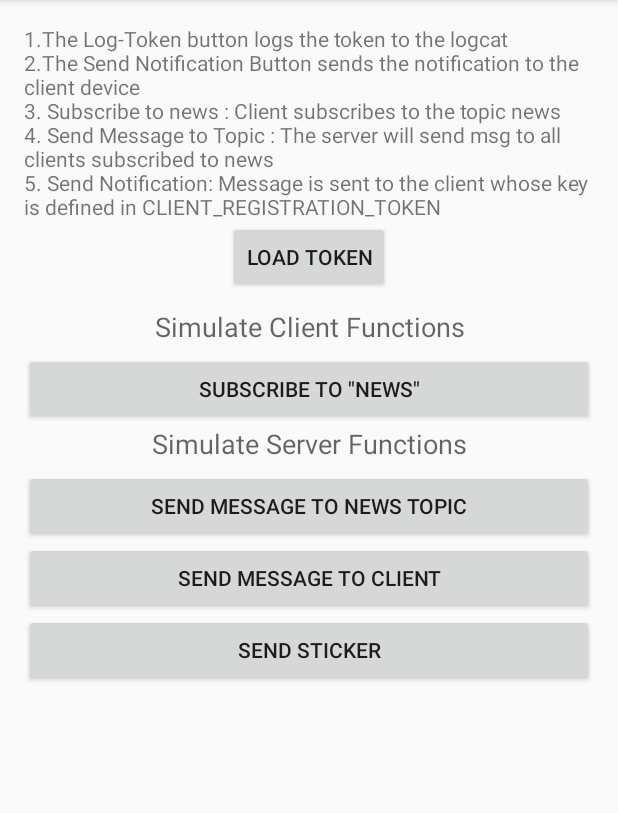
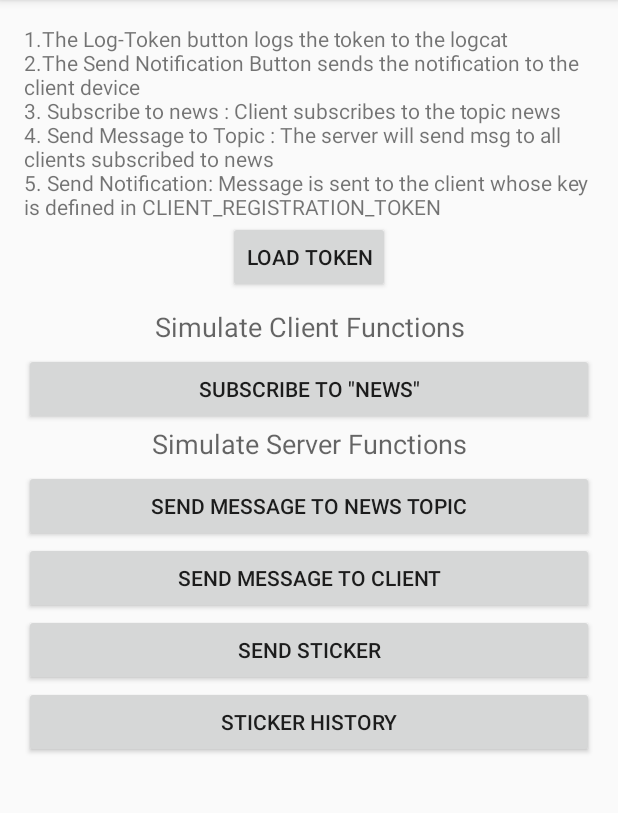
Before and after one commit to morshedmm/NUMAD21SuGroupAttentionStick, an Android app: the FCMActivity screen opened directly, with no data from a screen before it, after a tap on "SEND STICKER", on a phone screen of 412 x 824 dp, the part 84-897 px from its top. Run offline under Robolectric (Android 15) with nearby library versions, the phone set to English and light mode, and no system bars.

Commit message:
Working on method to display user's sticker history

```diff
--- a/app/src/main/java/edu/neu/madcourse/numad21sugroupattentionstick/fcm/FCMActivity.java
+++ b/app/src/main/java/edu/neu/madcourse/numad21sugroupattentionstick/fcm/FCMActivity.java
@@ -26,6 +26,8 @@ public class FCMActivity extends AppCompatActivity {
 
     // The list of stickers is composed of MyItemCards
     private ArrayList<MyItemCard> stickerList = new ArrayList<>();
+
+    // The user's sticker history is displayed as a scrollable list?
 
 
     private static final String TAG = "FCMActivity";
@@ -223,6 +225,11 @@ public class FCMActivity extends AppCompatActivity {
     public void sendSticker(View view) {
 
         // Create a sticker using MyItemCard
+        MyItemCard sticker = new MyItemCard(R.drawable.unicorn_png_transparent12,
+                "new sticker", "sticker", false);
+
+        // Add the new sticker to the sticker list
+        stickerList.add(sticker);
 
 
         // Send sticker to another user of the app
@@ -230,4 +237,10 @@ public class FCMActivity extends AppCompatActivity {
 
 
     }
+
+    // This method displays the user's sticker history
+    public void getStickerHistory(View view) {
+
+
+    }
 }
--- a/app/src/main/res/layout/activity_fcm.xml
+++ b/app/src/main/res/layout/activity_fcm.xml
@@ -86,5 +86,13 @@
         android:onClick="sendSticker"
         android:text="Send Sticker" />
 
+    <Button
+        android:id="@+id/stickerHistory"
+        android:layout_width="match_parent"
+        android:layout_height="wrap_content"
+        android:layout_gravity="center_horizontal"
+        android:onClick="getStickerHistory"
+        android:text="Sticker History" />
+
 
 </LinearLayout>
```
